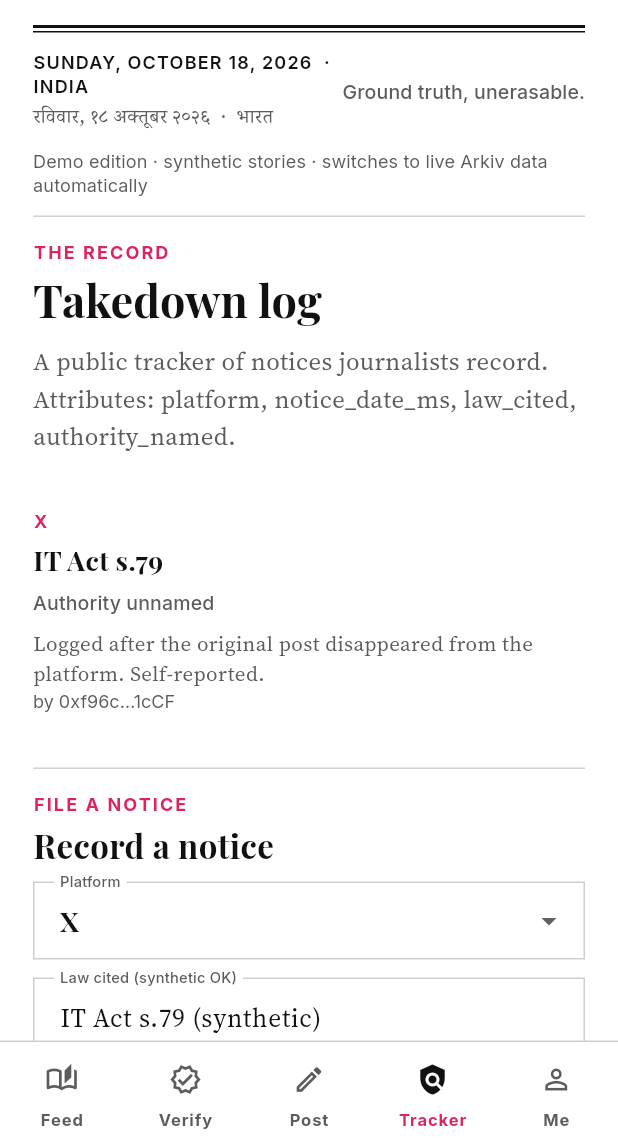
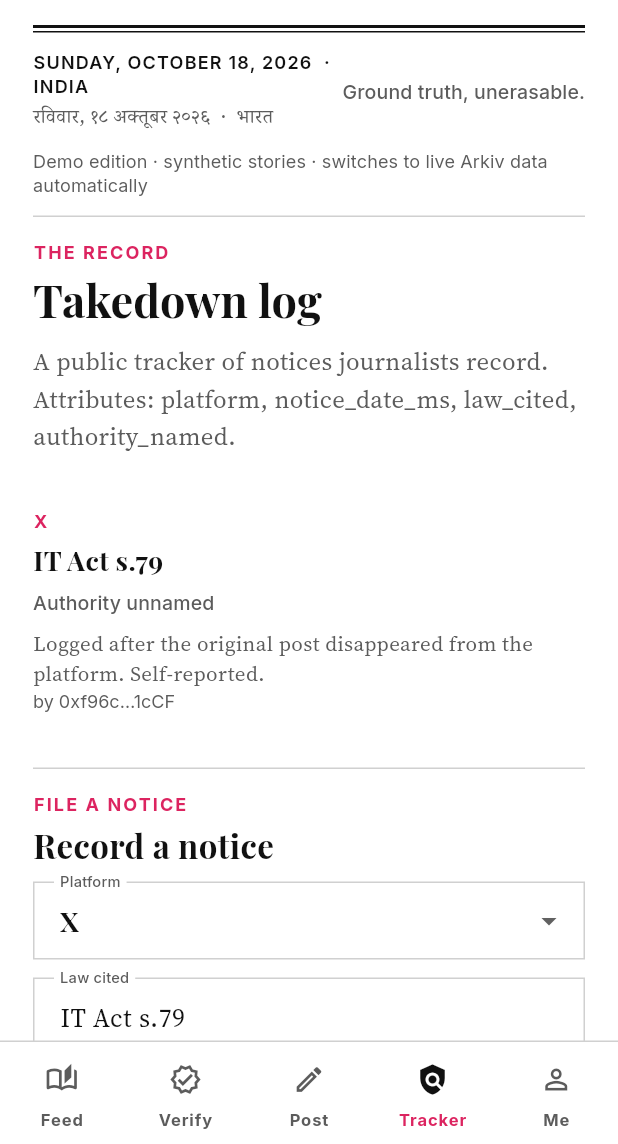
Before and after one commit to tusharojha/swatantra, a Flutter app: the TakedownsScreen screen opened by its route, on a phone screen of 412 x 824 dp, the part 92-1236 px from its top. Run offline on Flutter 3.47's test engine with Material 3 defaults, Android fonts, the phone set to English and light mode, and no system bars; our stand-ins replace file_picker, go_router, google_fonts, image_picker, shared_preferences; missing offline and left inert: dart:js_interop, web3dart; accounts and stored records are empty; network calls fail; project files that could hold a hidden picture were left out.

Commit message:
Drop leftover (synthetic) labels from onboarding forms.
Headlines and feed copy already use the Demo edition masthead line;
form fields should match so they do not show on camera.

Co-authored-by: Tushar Ojha <tusharojha2001@gmail.com>

```diff
--- a/app/lib/screens/journalist.dart
+++ b/app/lib/screens/journalist.dart
@@ -175,13 +175,13 @@ class _JournalistScreenState extends State<JournalistScreen> {
         ],
         TextField(
           controller: name,
-          decoration: const InputDecoration(labelText: 'Public byline (synthetic)'),
+          decoration: const InputDecoration(labelText: 'Public byline'),
         ),
         const SizedBox(height: 12),
         TextField(
           controller: bio,
           maxLines: 3,
-          decoration: const InputDecoration(labelText: 'Bio (synthetic)'),
+          decoration: const InputDecoration(labelText: 'Bio'),
         ),
         const SizedBox(height: 12),
         DropdownButtonFormField<String>(
--- a/app/lib/screens/takedowns.dart
+++ b/app/lib/screens/takedowns.dart
@@ -16,7 +16,7 @@ class _TakedownsScreenState extends State<TakedownsScreen> {
   List<ArkivEntity> items = [];
   bool loading = true;
   String platform = 'X';
-  final law = TextEditingController(text: 'IT Act s.79 (synthetic)');
+  final law = TextEditingController(text: 'IT Act s.79');
   final notes = TextEditingController();
   final storyKey = TextEditingController();
   bool authorityNamed = false;
@@ -142,7 +142,7 @@ class _TakedownsScreenState extends State<TakedownsScreen> {
           decoration: const InputDecoration(labelText: 'Platform'),
         ),
         const SizedBox(height: 12),
-        TextField(controller: law, decoration: const InputDecoration(labelText: 'Law cited (synthetic OK)')),
+        TextField(controller: law, decoration: const InputDecoration(labelText: 'Law cited')),
         const SizedBox(height: 12),
         TextField(controller: storyKey, decoration: const InputDecoration(labelText: 'Related story entity key (optional)')),
         const SizedBox(height: 12),
```
